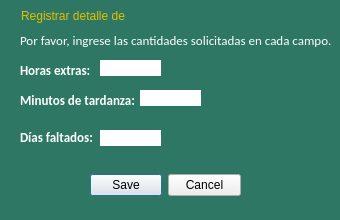
Old version of the form src/otros_recursos/GUI/TrabajadorRegistrarDetalleMensual.ui in the repository JosueDanielGarciaBetancourt/CalculoSueldosProject.
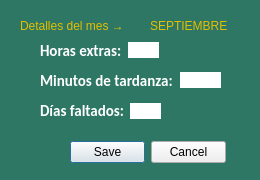
New version of the form.

Commit message: Se agregó el FormRegistroDetalleMensual

The edit to the form file:
```diff
--- a/src/otros_recursos/GUI/TrabajadorRegistrarDetalleMensual.ui
+++ b/src/otros_recursos/GUI/TrabajadorRegistrarDetalleMensual.ui
@@ -6,20 +6,20 @@
    <rect>
     <x>0</x>
     <y>0</y>
-    <width>340</width>
-    <height>220</height>
+    <width>260</width>
+    <height>180</height>
    </rect>
   </property>
   <property name="minimumSize">
    <size>
-    <width>340</width>
-    <height>220</height>
+    <width>260</width>
+    <height>180</height>
    </size>
   </property>
   <property name="maximumSize">
    <size>
-    <width>350</width>
-    <height>250</height>
+    <width>1080</width>
+    <height>620</height>
    </size>
   </property>
   <property name="cursor">
@@ -37,8 +37,8 @@
     <property name="geometry">
      <rect>
       <x>20</x>
-      <y>0</y>
-      <width>321</width>
+      <y>10</y>
+      <width>131</width>
       <height>31</height>
      </rect>
     </property>
@@ -46,35 +46,52 @@
      <string notr="true">font: 700 bold 13pt &quot;Calibri&quot;;
 color: rgb(226, 191, 0);</string>
     </property>
+    <property name="frameShadow">
+     <enum>QFrame::Plain</enum>
+    </property>
     <property name="text">
-     <string>Registrar detalle de</string>
+     <string>Detalles del mes →</string>
     </property>
-    <property name="textFormat">
-     <enum>Qt::AutoText</enum>
+   </widget>
+   <widget class="QLabel" name="label_6">
+    <property name="geometry">
+     <rect>
+      <x>50</x>
+      <y>50</y>
+      <width>31</width>
+      <height>21</height>
+     </rect>
     </property>
-    <property name="wordWrap">
-     <bool>false</bool>
+    <property name="font">
+     <font>
+      <family>Calibri</family>
+      <pointsize>10</pointsize>
+      <italic>false</italic>
+      <bold>true</bold>
+     </font>
     </property>
-    <property name="indent">
-     <number>1</number>
+    <property name="styleSheet">
+     <string notr="true">font: 700 bold 10pt &quot;Calibri&quot;;
+color: white;
+</string>
     </property>
-    <property name="openExternalLinks">
-     <bool>false</bool>
+    <property name="text">
+     <string/>
     </property>
    </widget>
    <widget class="QLabel" name="label_9">
     <property name="geometry">
      <rect>
-      <x>20</x>
-      <y>60</y>
-      <width>81</width>
+      <x>40</x>
+      <y>40</y>
+      <width>91</width>
       <height>21</height>
      </rect>
     </property>
     <property name="font">
      <font>
       <family>Calibri</family>
-      <pointsize>10</pointsize>
+      <pointsize>11</pointsize>
       <italic>false</italic>
       <bold>true</bold>
      </font>
@@ -91,16 +108,16 @@
    <widget class="QLabel" name="label_10">
     <property name="geometry">
      <rect>
-      <x>20</x>
-      <y>90</y>
-      <width>121</width>
+      <x>40</x>
+      <y>70</y>
+      <width>141</width>
       <height>21</height>
      </rect>
     </property>
     <property name="font">
      <font>
       <family>Calibri</family>
-      <pointsize>10</pointsize>
+      <pointsize>11</pointsize>
       <italic>false</italic>
       <bold>true</bold>
      </font>
@@ -114,89 +131,25 @@
      <string>Minutos de tardanza:</string>
     </property>
    </widget>
-   <widget class="QLineEdit" name="lineEditMinutosTardanza">
+   <widget class="QLabel" name="label_11">
     <property name="geometry">
      <rect>
-      <x>140</x>
-      <y>90</y>
-      <width>61</width>
-      <height>16</height>
-     </rect>
-    </property>
-    <property name="styleSheet">
-     <string notr="true">font: 500 10pt &quot;Calibri&quot;;
-color: black;
-border-radius: 15px;
-</string>
-    </property>
-    <property name="text">
-     <string/>
-    </property>
-   </widget>
-   <widget class="QLineEdit" name="lineEditHorasExtras">
-    <property name="geometry">
-     <rect>
-      <x>100</x>
-      <y>60</y>
-      <width>61</width>
-      <height>16</height>
-     </rect>
-    </property>
-    <property name="styleSheet">
-     <string notr="true">font: 500 10pt &quot;Calibri&quot;;
-color: black;
-border-radius: 15px;
-</string>
-    </property>
-    <property name="text">
-     <string/>
-    </property>
-   </widget>
-   <widget class="QLabel" name="label_12">
-    <property name="geometry">
-     <rect>
-      <x>20</x>
-      <y>30</y>
-      <width>321</width>
+      <x>40</x>
+      <y>100</y>
+      <width>91</width>
       <height>21</height>
      </rect>
     </property>
     <property name="font">
      <font>
       <family>Calibri</family>
-      <pointsize>10</pointsize>
-      <italic>false</italic>
-      <bold>false</bold>
-     </font>
-    </property>
-    <property name="styleSheet">
-     <string notr="true">font: 200 10pt &quot;Calibri&quot;;
-color: white;
-</string>
-    </property>
-    <property name="text">
-     <string>Por favor, ingrese las cantidades solicitadas en cada campo.</string>
-    </property>
-   </widget>
-   <widget class="QLabel" name="label_13">
-    <property name="geometry">
-     <rect>
-      <x>20</x>
-      <y>127</y>
-      <width>121</width>
-      <height>21</height>
-     </rect>
-    </property>
-    <property name="font">
-     <font>
-      <family>Calibri</family>
-      <pointsize>10</pointsize>
+      <pointsize>11</pointsize>
       <italic>false</italic>
       <bold>true</bold>
      </font>
     </property>
     <property name="styleSheet">
-     <string notr="true">font: 700 10pt &quot;Calibri&quot;;
+     <string notr="true">font: 700 11pt &quot;Calibri&quot;;
 color: white;
 </string>
     </property>
@@ -207,9 +160,9 @@
    <widget class="QLineEdit" name="lineEditDiasFaltados">
     <property name="geometry">
      <rect>
-      <x>100</x>
-      <y>130</y>
-      <width>61</width>
+      <x>180</x>
+      <y>72</y>
+      <width>41</width>
       <height>16</height>
      </rect>
     </property>
@@ -221,29 +174,97 @@
     </property>
     <property name="text">
      <string/>
+    </property>
+    <property name="maxLength">
+     <number>4</number>
+    </property>
+   </widget>
+   <widget class="QLineEdit" name="lineEdit_6">
+    <property name="geometry">
+     <rect>
+      <x>130</x>
+      <y>103</y>
+      <width>31</width>
+      <height>16</height>
+     </rect>
+    </property>
+    <property name="styleSheet">
+     <string notr="true">font: 500 10pt &quot;Calibri&quot;;
+color: black;
+border-radius: 15px;
+</string>
+    </property>
+    <property name="text">
+     <string/>
+    </property>
+    <property name="maxLength">
+     <number>3</number>
+    </property>
+   </widget>
+   <widget class="QLineEdit" name="lineEditHorasExtras">
+    <property name="geometry">
+     <rect>
+      <x>128</x>
+      <y>42</y>
+      <width>31</width>
+      <height>16</height>
+     </rect>
+    </property>
+    <property name="tabletTracking">
+     <bool>false</bool>
+    </property>
+    <property name="focusPolicy">
+     <enum>Qt::StrongFocus</enum>
+    </property>
+    <property name="layoutDirection">
+     <enum>Qt::LeftToRight</enum>
+    </property>
+    <property name="styleSheet">
+     <string notr="true">font: 500 10pt &quot;Calibri&quot;;
+color: black;
+border-radius: 15px;
+</string>
+    </property>
+    <property name="text">
+     <string/>
+    </property>
+    <property name="maxLength">
+     <number>2</number>
     </property>
    </widget>
    <widget class="QDialogButtonBox" name="buttonBoxGuardarCancelar">
     <property name="geometry">
      <rect>
-      <x>90</x>
-      <y>170</y>
-      <width>151</width>
-      <height>31</height>
+      <x>70</x>
+      <y>140</y>
+      <width>156</width>
+      <height>24</height>
      </rect>
     </property>
-    <property name="autoFillBackground">
-     <bool>false</bool>
-    </property>
-    <property name="orientation">
-     <enum>Qt::Horizontal</enum>
-    </property>
     <property name="standardButtons">
      <set>QDialogButtonBox::Cancel|QDialogButtonBox::Save</set>
     </property>
-    <property name="centerButtons">
-     <bool>true</bool>
+   </widget>
+   <widget class="QLabel" name="label_2">
+    <property name="geometry">
+     <rect>
+      <x>150</x>
+      <y>10</y>
+      <width>91</width>
+      <height>31</height>
+     </rect>
     </property>
+    <property name="styleSheet">
+     <string notr="true">font: 700 bold 12pt &quot;Calibri&quot;;
+color: rgb(226, 191, 0);
+</string>
+    </property>
+    <property name="frameShadow">
+     <enum>QFrame::Plain</enum>
+    </property>
+    <property name="text">
+     <string>SEPTIEMBRE</string>
+    </property>
    </widget>
   </widget>
   <widget class="QMenuBar" name="menubar">
```
Left out of the diff: 23 changed lines with no effect on the pictures. The commit also changes 41 other files.
